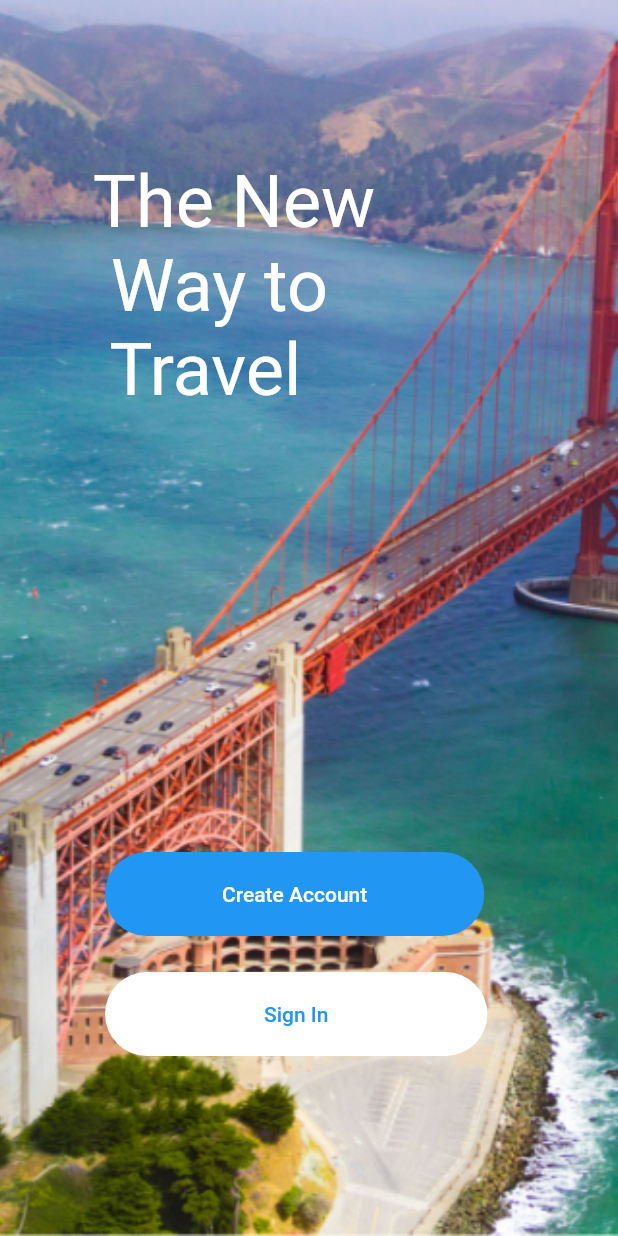
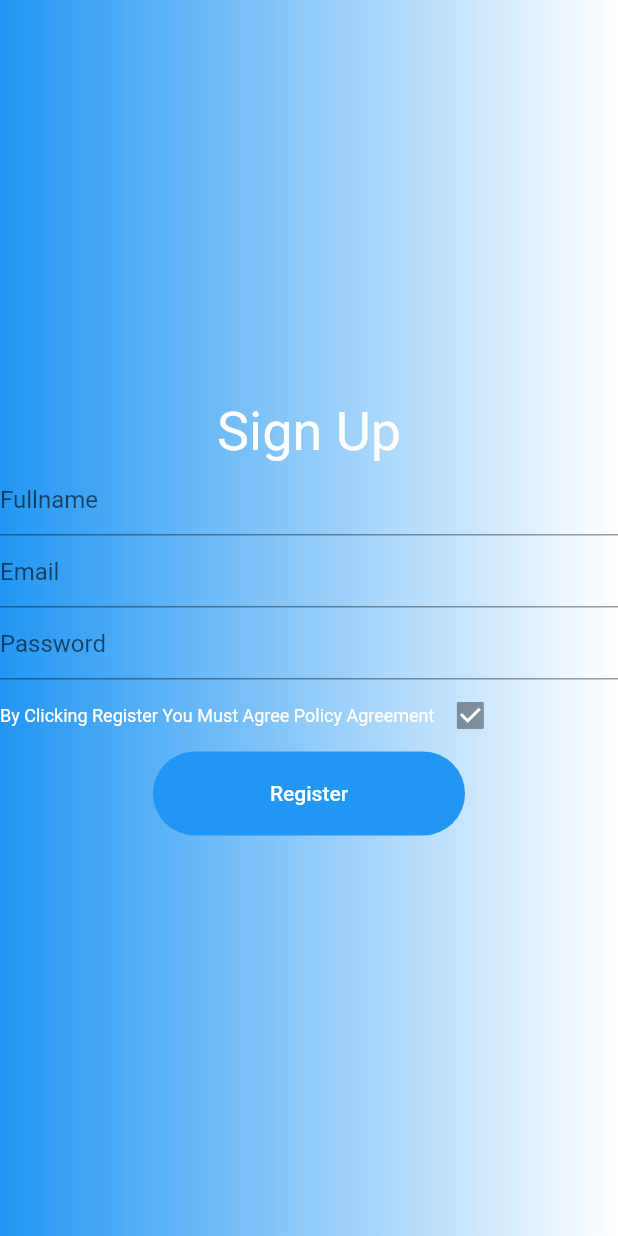
Before and after one commit to herizaladk/malala, a Flutter app: the screen it shows after launch, after a tap on "Create Account", on a phone screen of 412 x 824 dp. Run offline on Flutter 3.47's test engine with Material 2 defaults, Android fonts, the phone set to English and light mode, and no system bars.

Commit message:
Adding register page

```diff
--- a/lib/login.dart
+++ b/lib/login.dart
@@ -1,4 +1,5 @@
 import 'package:flutter/material.dart';
+import 'register.dart';
 
 class Login extends StatelessWidget {
   @override
@@ -42,7 +43,13 @@ class Login extends StatelessWidget {
                     shape: new RoundedRectangleBorder(
                         borderRadius: new BorderRadius.circular(30.0)),
                     color: Colors.blue,
-                    onPressed: () {},
+                    onPressed: () {
+                      Navigator.push(
+                        context,
+                        MaterialPageRoute(builder: (context)=>Register()
+                        ),
+                      );
+                    },
                     child: new Container(
                       padding: const EdgeInsets.symmetric(
                         vertical: 20.0,
--- a/lib/main.dart
+++ b/lib/main.dart
@@ -1,6 +1,7 @@
 import 'package:flutter/material.dart';
 import 'splashscreen.dart';
 import 'login.dart';
+
 
 void main() {
   runApp(new MaterialApp(
--- /dev/null
+++ b/lib/register.dart
@@ -0,0 +1,75 @@
+import 'package:flutter/material.dart';
+
+class Register extends StatefulWidget {
+  final Widget child;
+
+  Register({Key key, this.child}) : super(key: key);
+
+  _RegisterState createState() => _RegisterState();
+}
+
+class _RegisterState extends State<Register> {
+  @override
+  Widget build(BuildContext context) {
+    return MaterialApp(
+      home: Scaffold(
+        body: Container(
+          decoration: BoxDecoration(
+              gradient: LinearGradient(colors: [Colors.blue, Colors.white])),
+          child: Column(
+            mainAxisAlignment: MainAxisAlignment.center,
+            children: <Widget>[
+              Text(
+                'Sign Up',
+                style: TextStyle(fontSize: 36, color: Colors.white),
+              ),
+              TextField(
+                decoration: InputDecoration(
+                  hintText: ('Fullname'),
+                ),
+              ),
+              TextField(
+                decoration: InputDecoration(
+                  hintText: ('Email'),
+                ),
+              ),
+              TextField(
+                decoration: InputDecoration(
+                  hintText: ('Password'),
+                ),
+              ),
+              new Row(
+                children: <Widget>[
+                  new Text(
+                    'By Clicking Register You Must Agree Policy Agreement',
+                    style: TextStyle(fontSize: 12, color: Colors.white),
+                  ),
+                  new Checkbox(
+                    value:(true),
+                    onChanged:(null),
+                  )
+                ],
+              ),
+              new FlatButton(
+                  shape: new RoundedRectangleBorder(
+                      borderRadius: new BorderRadius.circular(30.0)),
+                  color: Colors.blue,
+                  onPressed: () {},
+                  child: new Container(
+                    padding: const EdgeInsets.symmetric(
+                      vertical: 20.0,
+                      horizontal: 62.0,
+                    ),
+                    child: Text(
+                      'Register',
+                      textAlign: TextAlign.center,
+                      style: TextStyle(color: Colors.white),
+                    ),
+                  )),
+            ],
+          ),
+        ),
+      ),
+    );
+  }
+}
```
